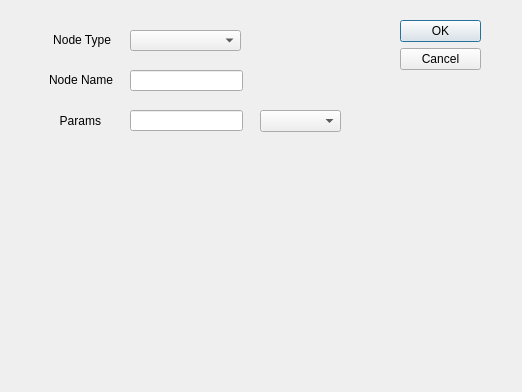
boyzwj/m1x_bte, file uic/node_add.ui: the form before one commit.
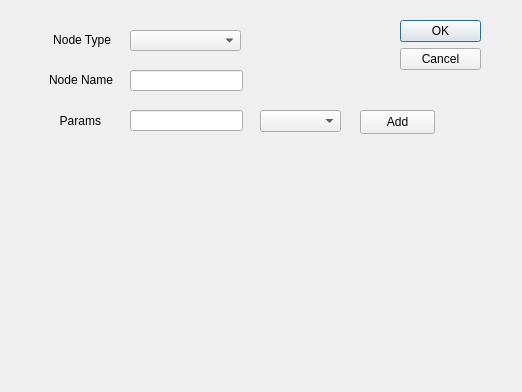
The form after the commit.

Diff of the .ui file:
```diff
--- a/uic/node_add.ui
+++ b/uic/node_add.ui
@@ -123,14 +123,27 @@
   <widget class="QWidget" name="verticalLayoutWidget">
    <property name="geometry">
     <rect>
-     <x>50</x>
+     <x>60</x>
      <y>150</y>
-     <width>331</width>
+     <width>381</width>
      <height>211</height>
     </rect>
    </property>
    <layout class="QVBoxLayout" name="verticalLayout"/>
   </widget>
+  <widget class="QPushButton" name="btnAdd">
+   <property name="geometry">
+    <rect>
+     <x>360</x>
+     <y>110</y>
+     <width>75</width>
+     <height>24</height>
+    </rect>
+   </property>
+   <property name="text">
+    <string>Add</string>
+   </property>
+  </widget>
  </widget>
  <resources/>
  <connections>
```
